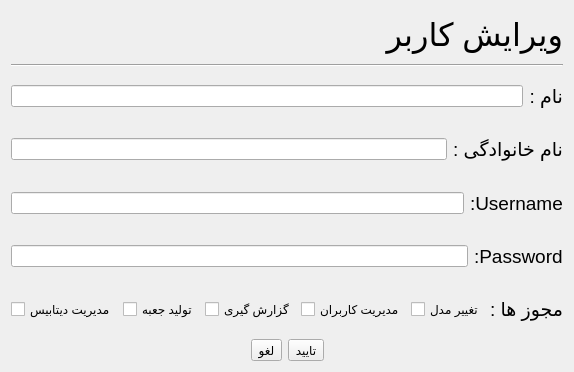
Before: the Qt Designer form edit_user.ui in AmirNikravan/Barcode, drawn with Qt 5.
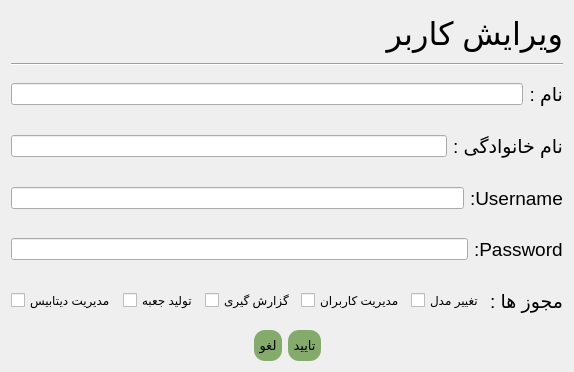
After: the same form once the commit is applied.

Diff of the .ui file:
```diff
--- a/edit_user.ui
+++ b/edit_user.ui
@@ -113,6 +113,11 @@
     <layout class="QHBoxLayout" name="horizontalLayout_5">
      <item>
       <widget class="QCheckBox" name="checkBox_db">
+       <property name="font">
+        <font>
+         <pointsize>9</pointsize>
+        </font>
+       </property>
        <property name="text">
         <string>مدیریت دیتابیس</string>
        </property>
@@ -120,6 +125,11 @@
      </item>
      <item>
       <widget class="QCheckBox" name="checkBox_tolid">
+       <property name="font">
+        <font>
+         <pointsize>9</pointsize>
+        </font>
+       </property>
        <property name="text">
         <string>تولید جعبه</string>
        </property>
@@ -127,6 +137,11 @@
      </item>
      <item>
       <widget class="QCheckBox" name="checkBox_gozaresh">
+       <property name="font">
+        <font>
+         <pointsize>9</pointsize>
+        </font>
+       </property>
        <property name="text">
         <string>گزارش گیری</string>
        </property>
@@ -134,6 +149,11 @@
      </item>
      <item>
       <widget class="QCheckBox" name="checkBox_user">
+       <property name="font">
+        <font>
+         <pointsize>9</pointsize>
+        </font>
+       </property>
        <property name="text">
         <string>مدیریت کاربران</string>
        </property>
@@ -141,6 +161,11 @@
      </item>
      <item>
       <widget class="QCheckBox" name="checkBox_model">
+       <property name="font">
+        <font>
+         <pointsize>9</pointsize>
+        </font>
+       </property>
        <property name="text">
         <string>تغییر مدل</string>
        </property>
@@ -177,6 +202,29 @@
      </item>
      <item>
       <widget class="QToolButton" name="toolButton_cancel">
+       <property name="minimumSize">
+        <size>
+         <width>28</width>
+         <height>31</height>
+        </size>
+       </property>
+       <property name="font">
+        <font>
+         <pointsize>10</pointsize>
+        </font>
+       </property>
+       <property name="styleSheet">
+        <string notr="true">QToolButton{border-radius:11px;
+
+
+	background-color: rgb(132, 171, 108);
+}
+QToolButton:hover{
+background-color: rgb(255, 166, 139);
+}
+
+</string>
+       </property>
        <property name="text">
         <string>لغو</string>
        </property>
@@ -184,6 +232,29 @@
      </item>
      <item>
       <widget class="QToolButton" name="toolButton_confirm">
+       <property name="minimumSize">
+        <size>
+         <width>28</width>
+         <height>31</height>
+        </size>
+       </property>
+       <property name="font">
+        <font>
+         <pointsize>10</pointsize>
+        </font>
+       </property>
+       <property name="styleSheet">
+        <string notr="true">QToolButton{border-radius:11px;
+
+
+	background-color: rgb(132, 171, 108);
+}
+QToolButton:hover{
+background-color: rgb(255, 166, 139);
+}
+
+</string>
+       </property>
        <property name="text">
         <string>تایید</string>
        </property>
```
